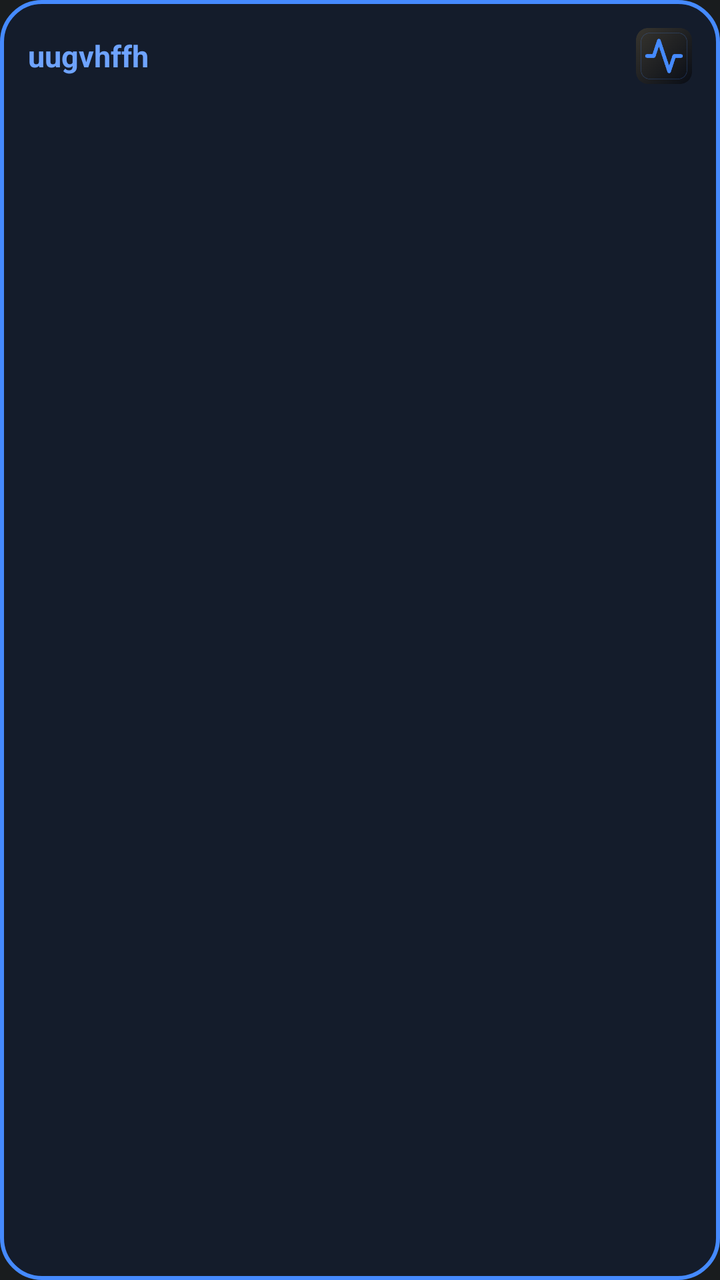
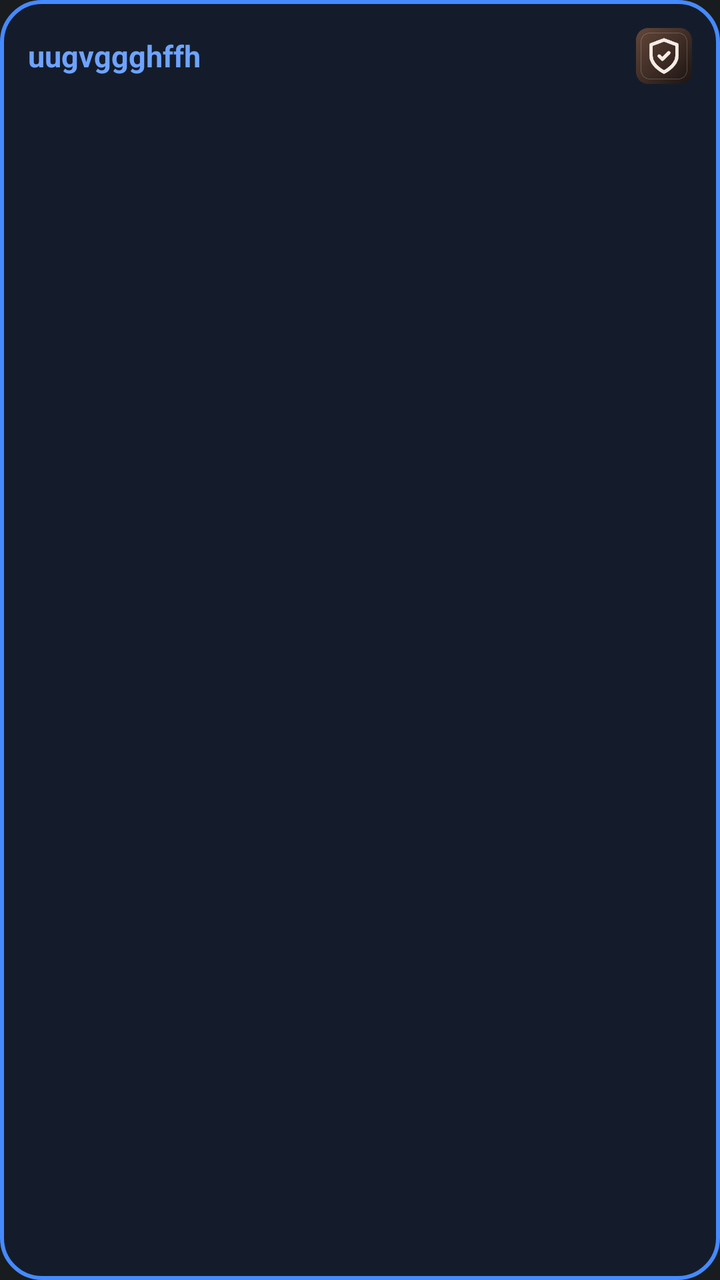

Screens rendered from an Android XML layout before and after an edit, with the pre-edit source and the edit as a unified diff.
<!-- AndroidManifest.xml: application theme android:Theme.DeviceDefault.NoActionBar -->
<!-- res/layout/smart_widget_layout.xml -->
<?xml version="1.0" encoding="utf-8"?>
<LinearLayout xmlns:android="http://schemas.android.com/apk/res/android"
    android:id="@+id/widget_root"
    android:layout_width="match_parent"
    android:layout_height="match_parent"
    android:orientation="vertical"
    android:padding="14dp"
    android:background="@drawable/widget_bg"
    android:layoutDirection="rtl">

    <LinearLayout
        android:layout_width="match_parent"
        android:layout_height="wrap_content"
        android:orientation="horizontal"
        android:gravity="center_vertical">

        <ImageView
            android:id="@+id/widget_icon"
            android:layout_width="28dp"
            android:layout_height="28dp"
            android:src="@mipmap/ic_launcher" />

        <TextView
            android:id="@+id/widget_title"
            android:layout_width="0dp"
            android:layout_height="wrap_content"
            android:layout_weight="1"
            android:layout_marginStart="8dp"
            android:text="uugvhffh"
            android:textColor="#6EA3FF"
            android:textSize="15sp"
            android:textStyle="bold"
            android:singleLine="true"
            android:ellipsize="end" />
    </LinearLayout>

    <TextView
        android:id="@+id/widget_body"
        android:layout_width="match_parent"
        android:layout_height="0dp"
        android:layout_weight="1"
        android:layout_marginTop="8dp"
        android:text=""
        android:textColor="#FFFFFF"
        android:textSize="14sp"
        android:lineSpacingMultiplier="1.25"
        android:gravity="top|right"
        android:maxLines="6"
        android:ellipsize="end" />
</LinearLayout>
<!-- resources referenced by this layout -->
<resources>
  <!-- drawable widget_bg (drawable) -->
  <?xml version="1.0" encoding="utf-8"?>
  <shape xmlns:android="http://schemas.android.com/apk/res/android"
      android:shape="rectangle">
      <solid android:color="#141C2B" />
      <corners android:radius="20dp" />
      <stroke android:width="2dp" android:color="#458AFF" />
  </shape>
  <!-- mipmap ic_launcher: png bitmap (mipmap-hdpi, 6105 bytes) -->
</resources>

<!-- the commit's change to res/layout/smart_widget_layout.xml (unified diff, before → after) -->
@@ -26,7 +26,7 @@
             android:layout_height="wrap_content"
             android:layout_weight="1"
             android:layout_marginStart="8dp"
-            android:text="uugvhffh"
+            android:text="uugvggghffh"
             android:textColor="#6EA3FF"
             android:textSize="15sp"
             android:textStyle="bold"
<!-- resource entries referenced after the edit -->
@@ -8,6 +8,6 @@
       <corners android:radius="20dp" />
       <stroke android:width="2dp" android:color="#458AFF" />
   </shape>
-  <!-- mipmap ic_launcher: png bitmap (mipmap-hdpi, 6105 bytes) -->
+  <!-- mipmap ic_launcher: png bitmap (mipmap-hdpi, 6477 bytes) -->
 </resources>
 
